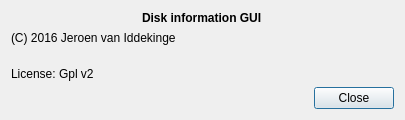
Above: ui/about.ui from iddekingej/blgui before the change. Below: the same form after it.
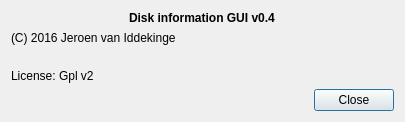
That is the form after the change.

Commit message: * Optimize KConfig * Save window size * Connect events later to avoid double read devices * Translation

The edit to the form file:
```diff
--- a/ui/about.ui
+++ b/ui/about.ui
@@ -7,7 +7,7 @@
     <x>0</x>
     <y>0</y>
     <width>405</width>
-    <height>120</height>
+    <height>122</height>
    </rect>
   </property>
   <property name="sizePolicy">
@@ -29,7 +29,7 @@
       </font>
      </property>
      <property name="text">
-      <string>Disk information GUI</string>
+      <string>Disk information GUI v0.4</string>
      </property>
     </widget>
    </item>
```
The commit also changes 3 other files.
